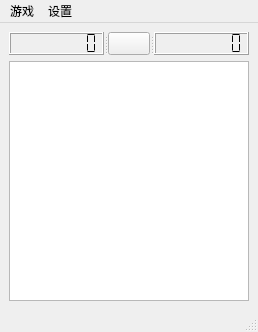
reeink/mine-sweeper, file src/mainwindow.ui: the form before one commit.
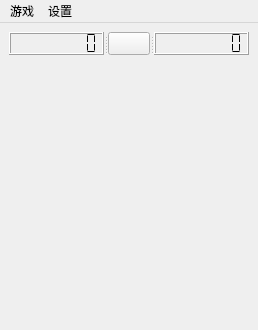
The form after the commit. Icons and pictures are not drawn.

Patch:
```diff
--- a/src/mainwindow.ui
+++ b/src/mainwindow.ui
@@ -139,11 +139,14 @@
         <height>240</height>
        </size>
       </property>
+      <property name="styleSheet">
+       <string notr="true">QGraphicsView{background-color: rgba(0,0,0,0);
+border: 0px;}</string>
+      </property>
      </widget>
     </item>
    </layout>
   </widget>
-  <widget class="QStatusBar" name="statusbar"/>
   <widget class="QMenuBar" name="menuBar">
    <property name="geometry">
     <rect>
```
Left out of the diff: 1 changed line with no effect on the pictures.
